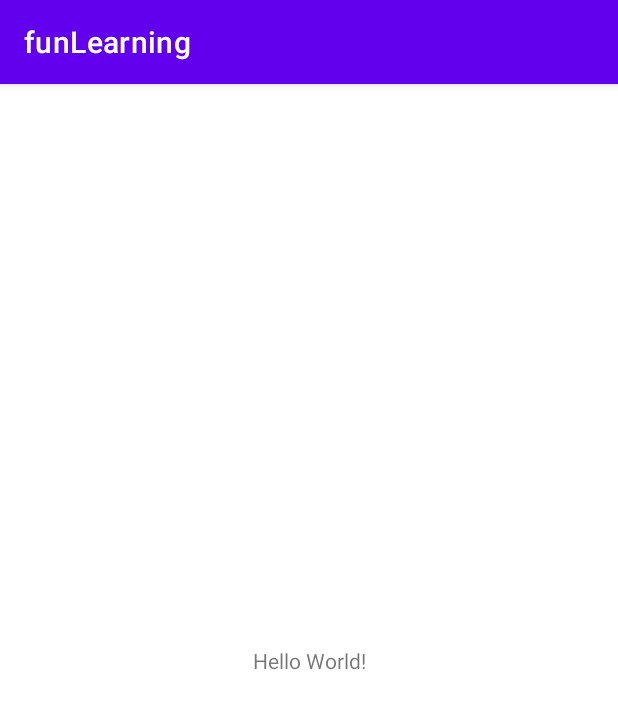
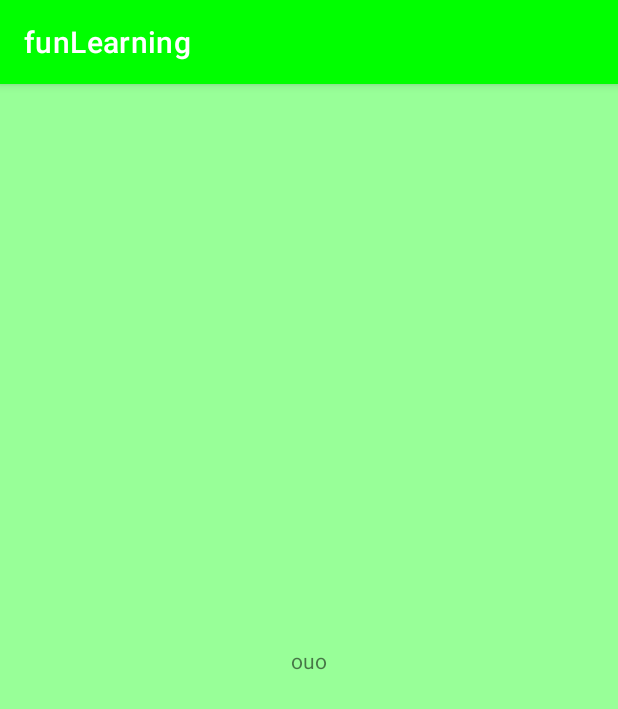
Before and after one commit to victorwong02/funLearning, an Android app: the screen it shows after launch (MainActivity), on a phone screen of 412 x 824 dp. Shown: the top 709 px of the screen. Run offline under Robolectric (Android 15) with nearby library versions, the phone set to English and light mode, and no system bars.

Commit message:
Changes for theme color and some extra settings

```diff
--- a/app/src/main/res/layout/activity_main.xml
+++ b/app/src/main/res/layout/activity_main.xml
@@ -9,7 +9,7 @@
     <TextView
         android:layout_width="wrap_content"
         android:layout_height="wrap_content"
-        android:text="Hello World!"
+        android:text="ouo"
         app:layout_constraintBottom_toBottomOf="parent"
         app:layout_constraintLeft_toLeftOf="parent"
         app:layout_constraintRight_toRightOf="parent"
--- a/app/src/main/res/values/themes.xml
+++ b/app/src/main/res/values/themes.xml
@@ -2,9 +2,12 @@
     <!-- Base application theme. -->
     <style name="Theme.FunLearning" parent="Theme.MaterialComponents.DayNight.DarkActionBar">
         <!-- Primary brand color. -->
-        <item name="colorPrimary">@color/purple_500</item>
-        <item name="colorPrimaryVariant">@color/purple_700</item>
+        <item name="colorPrimary">@color/green</item>
+        <item name="colorPrimaryVariant">@color/dark_green</item>
         <item name="colorOnPrimary">@color/white</item>
+
+        <item name="android:colorBackground">@color/light_green</item>
+
         <!-- Secondary brand color. -->
         <item name="colorSecondary">@color/teal_200</item>
         <item name="colorSecondaryVariant">@color/teal_700</item>
```
Also changed, not shown: app/build.gradle (+7 -2 lines), app/src/main/res/values/colors.xml (+16 -0 lines).
